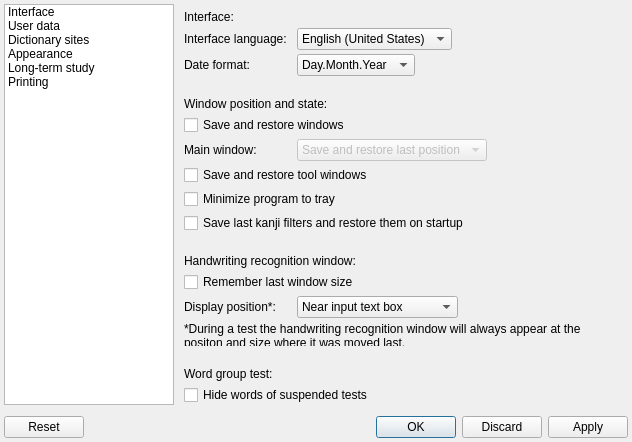
The window that settingsform.ui (z1dev/zkanji) describes before a commit, drawn with Qt 5.
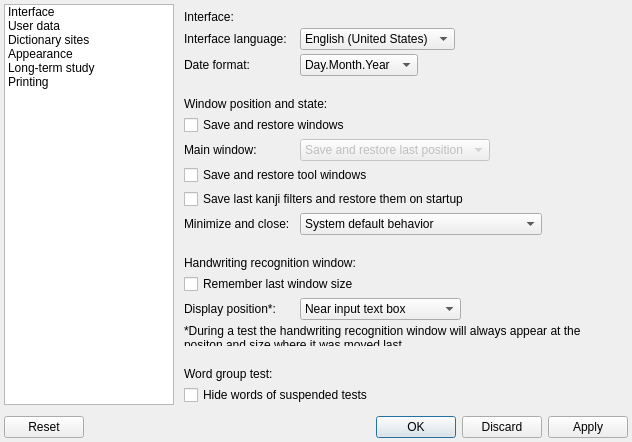
The same window after the commit. The open tabs and pages were chosen to show the change. Icons and pictures are not drawn. Custom widgets are drawn as their Qt base class.

Commit message: * Added option to move program to tray when main window is closed. When this option is selected, minimizing the window will result in system default behavior and won't install keyboard shortcuts.

```diff
--- a/settingsform.ui
+++ b/settingsform.ui
@@ -7,7 +7,7 @@
     <x>0</x>
     <y>0</y>
     <width>590</width>
-    <height>419</height>
+    <height>425</height>
    </rect>
   </property>
   <property name="windowTitle">
@@ -228,7 +228,7 @@
              </sizepolicy>
             </property>
             <property name="currentIndex">
-             <number>9</number>
+             <number>0</number>
             </property>
             <widget class="QWidget" name="interfacePage">
              <property name="sizePolicy">
@@ -390,7 +390,7 @@
                 </item>
                </widget>
               </item>
-              <item row="8" column="0" colspan="2">
+              <item row="7" column="0" colspan="2">
                <widget class="QCheckBox" name="saveToolPosBox">
                 <property name="sizePolicy">
                  <sizepolicy hsizetype="Fixed" vsizetype="Fixed">
@@ -403,20 +403,7 @@
                 </property>
                </widget>
               </item>
-              <item row="9" column="0" colspan="2">
-               <widget class="QCheckBox" name="trayBox">
-                <property name="sizePolicy">
-                 <sizepolicy hsizetype="Fixed" vsizetype="Fixed">
-                  <horstretch>0</horstretch>
-                  <verstretch>0</verstretch>
-                 </sizepolicy>
-                </property>
-                <property name="text">
-                 <string>Minimize program to tray</string>
-                </property>
-               </widget>
-              </item>
-              <item row="10" column="0" colspan="2">
+              <item row="8" column="0" colspan="2">
                <widget class="QCheckBox" name="saveKanjiBox">
                 <property name="sizePolicy">
                  <sizepolicy hsizetype="Fixed" vsizetype="Fixed">
@@ -429,7 +416,39 @@
                 </property>
                </widget>
               </item>
-              <item row="11" column="1">
+              <item row="9" column="0">
+               <widget class="QLabel" name="label_125">
+                <property name="text">
+                 <string>Minimize and close:</string>
+                </property>
+               </widget>
+              </item>
+              <item row="9" column="1">
+               <widget class="QComboBox" name="minimizeCBox">
+                <property name="sizePolicy">
+                 <sizepolicy hsizetype="Fixed" vsizetype="Fixed">
+                  <horstretch>0</horstretch>
+                  <verstretch>0</verstretch>
+                 </sizepolicy>
+                </property>
+                <item>
+                 <property name="text">
+                  <string>System default behavior</string>
+                 </property>
+                </item>
+                <item>
+                 <property name="text">
+                  <string>Quit on close, move to tray on minimize</string>
+                 </property>
+                </item>
+                <item>
+                 <property name="text">
+                  <string>Move to tray on close, default minimize</string>
+                 </property>
+                </item>
+               </widget>
+              </item>
+              <item row="10" column="1">
                <spacer name="verticalSpacer_5">
                 <property name="orientation">
                  <enum>Qt::Vertical</enum>
@@ -445,14 +464,14 @@
                 </property>
                </spacer>
               </item>
-              <item row="12" column="0" colspan="2">
+              <item row="11" column="0" colspan="2">
                <widget class="QLabel" name="label_4">
                 <property name="text">
                  <string>Handwriting recognition window:</string>
                 </property>
                </widget>
               </item>
-              <item row="13" column="0" colspan="2">
+              <item row="12" column="0" colspan="2">
                <widget class="QCheckBox" name="recogSaveBox">
                 <property name="sizePolicy">
                  <sizepolicy hsizetype="Fixed" vsizetype="Fixed">
@@ -465,7 +484,7 @@
                 </property>
                </widget>
               </item>
-              <item row="14" column="0">
+              <item row="13" column="0">
                <widget class="QLabel" name="label_3">
                 <property name="sizePolicy">
                  <sizepolicy hsizetype="Fixed" vsizetype="Preferred">
@@ -478,7 +497,7 @@
                 </property>
                </widget>
               </item>
-              <item row="14" column="1">
+              <item row="13" column="1">
                <widget class="QComboBox" name="recogPositionCBox">
                 <property name="sizePolicy">
                  <sizepolicy hsizetype="Fixed" vsizetype="Fixed">
@@ -498,7 +517,7 @@
                 </item>
                </widget>
               </item>
-              <item row="15" column="0" colspan="2">
+              <item row="14" column="0" colspan="2">
                <widget class="QLabel" name="label_19">
                 <property name="text">
                  <string>&lt;p&gt;*During a test the handwriting recognition window will always appear at the positon and size where it was moved last.&lt;/p&gt;</string>
@@ -508,7 +527,7 @@
                 </property>
                </widget>
               </item>
-              <item row="16" column="1">
+              <item row="15" column="1">
                <spacer name="verticalSpacer_2">
                 <property name="orientation">
                  <enum>Qt::Vertical</enum>
@@ -524,14 +543,14 @@
                 </property>
                </spacer>
               </item>
-              <item row="17" column="0" colspan="2">
+              <item row="16" column="0" colspan="2">
                <widget class="QLabel" name="label_13">
                 <property name="text">
                  <string>Word group test:</string>
                 </property>
                </widget>
               </item>
-              <item row="18" column="0" colspan="2">
+              <item row="17" column="0" colspan="2">
                <widget class="QCheckBox" name="hideSuspendedBox">
                 <property name="sizePolicy">
                  <sizepolicy hsizetype="Fixed" vsizetype="Fixed">
```
Left out of the diff: 14 changed lines with no effect on the pictures. The commit also changes 7 other files.
